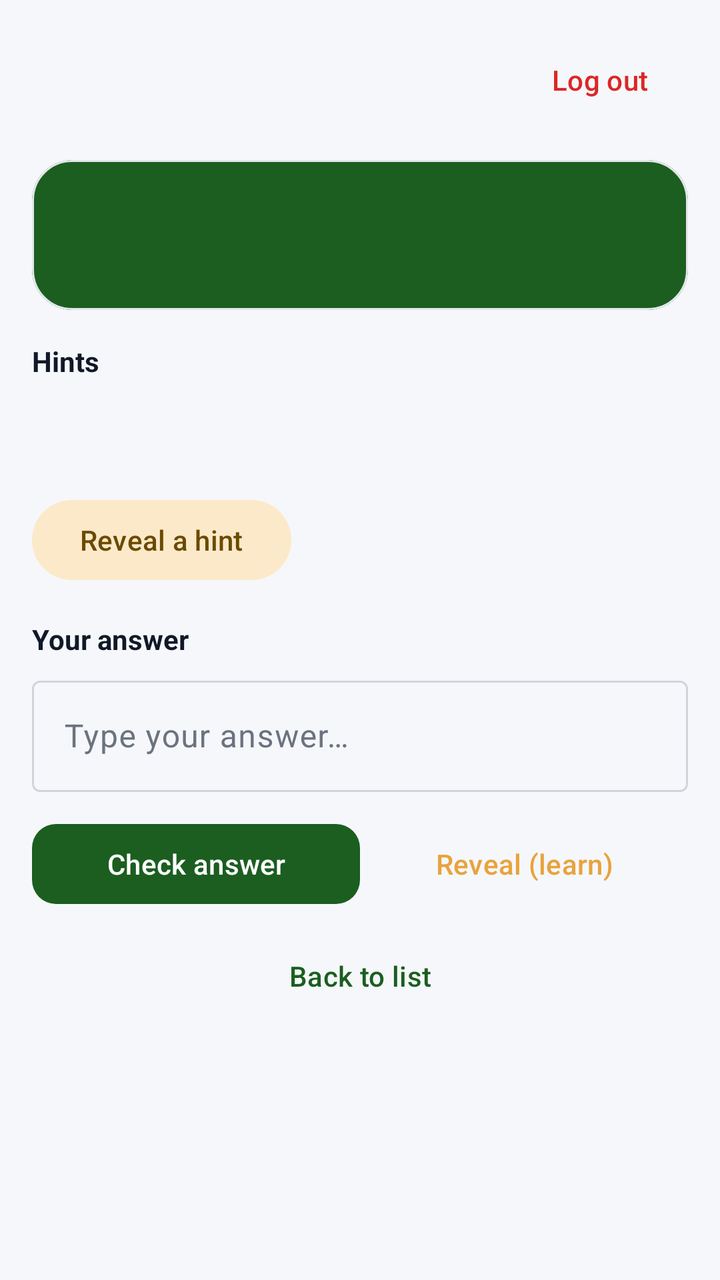
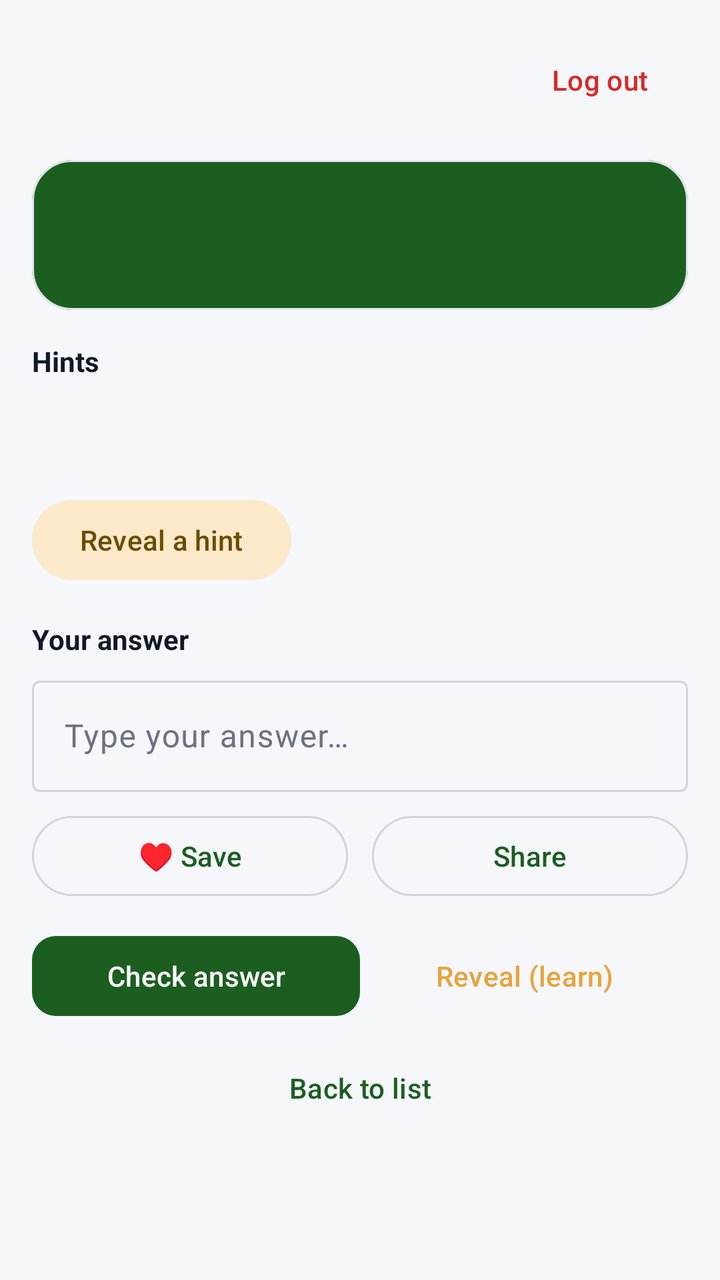

Compare the two renders of this Android layout. The source of the first and the diff that turns it into the second are given below.
<!-- AndroidManifest.xml: activity theme Theme.Rinjora.NoActionBar -->
<!-- res/layout/activity_rinjora_play_riddle.xml -->
<?xml version="1.0" encoding="utf-8"?>
<ScrollView xmlns:android="http://schemas.android.com/apk/res/android"
    xmlns:app="http://schemas.android.com/apk/res-auto"
    xmlns:tools="http://schemas.android.com/tools"
    android:layout_width="match_parent"
    android:layout_height="match_parent"
    android:fillViewport="true"
    android:background="@color/brand_background"
    tools:context=".rinjora.RinjoraPlayRiddleActivity">

    <LinearLayout
        android:layout_width="match_parent"
        android:layout_height="wrap_content"
        android:orientation="vertical"
        android:padding="16dp">

        
        <LinearLayout
            android:layout_width="match_parent"
            android:layout_height="wrap_content"
            android:orientation="horizontal"
            android:gravity="center_vertical">

            <LinearLayout
                android:layout_width="0dp"
                android:layout_height="wrap_content"
                android:layout_weight="1"
                android:orientation="vertical">

                <TextView
                    android:id="@+id/tv_category"
                    android:layout_width="wrap_content"
                    android:layout_height="wrap_content"
                    android:textSize="12sp"
                    android:textStyle="bold"
                    android:textColor="@color/brand_primary" />

                <TextView
                    android:id="@+id/tv_meta"
                    android:layout_width="wrap_content"
                    android:layout_height="wrap_content"
                    android:textSize="12sp"
                    android:textColor="@color/text_secondary" />

            </LinearLayout>

            <com.google.android.material.button.MaterialButton
                android:id="@+id/btn_logout"
                style="@style/Widget.Material3.Button.TextButton"
                android:layout_width="wrap_content"
                android:layout_height="wrap_content"
                android:text="Log out"
                android:textColor="@color/brand_error" />

        </LinearLayout>

        
        <com.google.android.material.card.MaterialCardView
            android:layout_width="match_parent"
            android:layout_height="wrap_content"
            android:layout_marginTop="16dp"
            app:cardCornerRadius="20dp"
            app:cardElevation="0dp"
            app:cardBackgroundColor="@color/brand_primary">

            <TextView
                android:id="@+id/tv_question"
                android:layout_width="match_parent"
                android:layout_height="wrap_content"
                android:padding="24dp"
                android:textSize="20sp"
                android:lineSpacingExtra="4dp"
                android:textColor="@color/brand_on_primary" />

        </com.google.android.material.card.MaterialCardView>

        
        <TextView
            android:id="@+id/tv_hints_label"
            android:layout_width="wrap_content"
            android:layout_height="wrap_content"
            android:layout_marginTop="16dp"
            android:text="Hints"
            android:textStyle="bold"
            android:textSize="14sp"
            android:textColor="@color/text_primary" />

        <TextView
            android:id="@+id/tv_hint1"
            android:layout_width="match_parent"
            android:layout_height="wrap_content"
            android:layout_marginTop="6dp"
            android:textSize="14sp"
            android:textColor="@color/text_secondary" />

        <TextView
            android:id="@+id/tv_hint2"
            android:layout_width="match_parent"
            android:layout_height="wrap_content"
            android:layout_marginTop="4dp"
            android:textSize="14sp"
            android:textColor="@color/text_secondary" />

        <com.google.android.material.button.MaterialButton
            android:id="@+id/btn_hint"
            style="@style/Widget.Material3.Button.TonalButton"
            android:layout_width="wrap_content"
            android:layout_height="wrap_content"
            android:layout_marginTop="8dp"
            android:text="Reveal a hint" />

        
        <TextView
            android:layout_width="wrap_content"
            android:layout_height="wrap_content"
            android:layout_marginTop="16dp"
            android:text="Your answer"
            android:textStyle="bold"
            android:textSize="14sp"
            android:textColor="@color/text_primary" />

        <com.google.android.material.textfield.TextInputLayout
            android:id="@+id/answer_input"
            android:layout_width="match_parent"
            android:layout_height="wrap_content"
            android:layout_marginTop="6dp"
            android:hint="Type your answer…"
            style="@style/Widget.Material3.TextInputLayout.OutlinedBox">

            <com.google.android.material.textfield.TextInputEditText
                android:id="@+id/et_answer"
                android:layout_width="match_parent"
                android:layout_height="wrap_content"
                android:inputType="text"
                android:imeOptions="actionDone"
                android:maxLines="2" />

        </com.google.android.material.textfield.TextInputLayout>

        
        <com.google.android.material.card.MaterialCardView
            android:id="@+id/result_card"
            android:layout_width="match_parent"
            android:layout_height="wrap_content"
            android:layout_marginTop="12dp"
            app:cardCornerRadius="16dp"
            app:cardElevation="0dp"
            app:cardBackgroundColor="@color/brand_surface"
            android:visibility="gone">

            <LinearLayout
                android:layout_width="match_parent"
                android:layout_height="wrap_content"
                android:orientation="vertical"
                android:padding="16dp">

                <TextView
                    android:id="@+id/tv_result_title"
                    android:layout_width="wrap_content"
                    android:layout_height="wrap_content"
                    android:textSize="18sp"
                    android:textStyle="bold"
                    android:textColor="@color/text_primary" />

                <TextView
                    android:id="@+id/tv_result_body"
                    android:layout_width="match_parent"
                    android:layout_height="wrap_content"
                    android:layout_marginTop="6dp"
                    android:textSize="14sp"
                    android:textColor="@color/text_secondary" />

            </LinearLayout>

        </com.google.android.material.card.MaterialCardView>

        
        <LinearLayout
            android:layout_width="match_parent"
            android:layout_height="wrap_content"
            android:layout_marginTop="12dp"
            android:orientation="horizontal">

            <com.google.android.material.button.MaterialButton
                android:id="@+id/btn_answer"
                android:layout_width="0dp"
                android:layout_height="wrap_content"
                android:layout_weight="1"
                android:text="Check answer"
                app:cornerRadius="12dp" />

            <com.google.android.material.button.MaterialButton
                android:id="@+id/btn_reveal"
                style="@style/Widget.Material3.Button.TextButton"
                android:layout_width="0dp"
                android:layout_height="wrap_content"
                android:layout_weight="1"
                android:text="Reveal (learn)"
                android:textColor="@color/brand_secondary" />

        </LinearLayout>

        <ProgressBar
            android:id="@+id/progress_bar"
            android:layout_width="wrap_content"
            android:layout_height="wrap_content"
            android:layout_gravity="center_horizontal"
            android:layout_marginTop="16dp"
            android:visibility="gone" />

        <com.google.android.material.button.MaterialButton
            android:id="@+id/btn_back_to_list"
            style="@style/Widget.Material3.Button.TextButton"
            android:layout_width="match_parent"
            android:layout_height="wrap_content"
            android:layout_marginTop="8dp"
            android:text="Back to list" />

    </LinearLayout>

</ScrollView>
<!-- resources referenced by this layout -->
<resources>
  <color name="brand_background">#F5F7FA</color>
  <color name="brand_error">#DC2626</color>
  <color name="brand_on_primary">#FFFFFF</color>
  <color name="brand_primary">#1B5E20</color>
  <color name="brand_secondary">#E8A33D</color>
  <color name="brand_surface">#FFFFFF</color>
  <color name="text_primary">#111827</color>
  <color name="text_secondary">#6B7280</color>
  <style name="Theme.Rinjora.NoActionBar" parent="Theme.Rinjora" />
  <style name="Theme.Rinjora" parent="Theme.Material3.Light.NoActionBar">
          <item name="colorPrimary">@color/brand_primary</item>
          <item name="colorOnPrimary">@color/brand_on_primary</item>
          <item name="colorPrimaryContainer">@color/brand_primary_container</item>
          <item name="colorOnPrimaryContainer">@color/brand_on_primary_container</item>
  
          <item name="colorSecondary">@color/brand_secondary</item>
          <item name="colorOnSecondary">@color/brand_on_secondary</item>
          <item name="colorSecondaryContainer">@color/brand_secondary_container</item>
          <item name="colorOnSecondaryContainer">@color/brand_on_secondary_container</item>
  
          <item name="colorTertiary">@color/brand_secondary</item>
          <item name="colorOnTertiary">@color/brand_on_secondary</item>
  
          <item name="colorError">@color/brand_error</item>
          <item name="colorOnError">@color/brand_on_error</item>
          <item name="colorErrorContainer">@color/brand_error_container</item>
          <item name="colorOnErrorContainer">@color/brand_on_error_container</item>
  
          <item name="android:colorBackground">@color/brand_background</item>
          <item name="colorOnBackground">@color/brand_on_background</item>
  
          <item name="colorSurface">@color/brand_surface</item>
          <item name="colorOnSurface">@color/brand_on_surface</item>
          <item name="colorSurfaceVariant">@color/brand_surface_variant</item>
          <item name="colorOnSurfaceVariant">@color/brand_on_surface_variant</item>
  
          <item name="colorOutline">@color/brand_outline</item>
          <item name="colorOutlineVariant">@color/brand_outline_variant</item>
  
          <item name="android:statusBarColor" tools:targetApi="21">@color/brand_primary_dark</item>
          <item name="android:navigationBarColor" tools:targetApi="21">@color/brand_surface</item>
          <item name="android:windowLightStatusBar" tools:targetApi="23">false</item>
          <item name="android:windowOptOutEdgeToEdgeEnforcement" tools:targetApi="35">true</item>
      </style>
  <color name="brand_primary_container">#C8E6C9</color>
  <color name="brand_on_primary_container">#0D3310</color>
  <color name="brand_on_secondary">#1F2937</color>
  <color name="brand_secondary_container">#FBE9C9</color>
  <color name="brand_on_secondary_container">#6B4A00</color>
  <color name="brand_on_error">#FFFFFF</color>
  <color name="brand_error_container">#FEE2E2</color>
  <color name="brand_on_error_container">#991B1B</color>
  <color name="brand_on_background">#111827</color>
  <color name="brand_on_surface">#111827</color>
  <color name="brand_surface_variant">#EEF1F5</color>
  <color name="brand_on_surface_variant">#6B7280</color>
  <color name="brand_outline">#D1D5DB</color>
  <color name="brand_outline_variant">#E5E7EB</color>
  <color name="brand_primary_dark">#0D3310</color>
</resources>

<!-- the commit's change to res/layout/activity_rinjora_play_riddle.xml (unified diff, before → after) -->
@@ -178,6 +178,32 @@
         <LinearLayout
             android:layout_width="match_parent"
             android:layout_height="wrap_content"
+            android:layout_marginTop="8dp"
+            android:orientation="horizontal">
+
+            <com.google.android.material.button.MaterialButton
+                android:id="@+id/btn_favorite"
+                style="@style/Widget.Material3.Button.OutlinedButton"
+                android:layout_width="0dp"
+                android:layout_height="wrap_content"
+                android:layout_weight="1"
+                android:text="♥ Save" />
+
+            <com.google.android.material.button.MaterialButton
+                android:id="@+id/btn_share"
+                style="@style/Widget.Material3.Button.OutlinedButton"
+                android:layout_width="0dp"
+                android:layout_height="wrap_content"
+                android:layout_weight="1"
+                android:layout_marginStart="12dp"
+                android:text="Share" />
+
+        </LinearLayout>
+
+        
+        <LinearLayout
+            android:layout_width="match_parent"
+            android:layout_height="wrap_content"
             android:layout_marginTop="12dp"
             android:orientation="horizontal">
 
